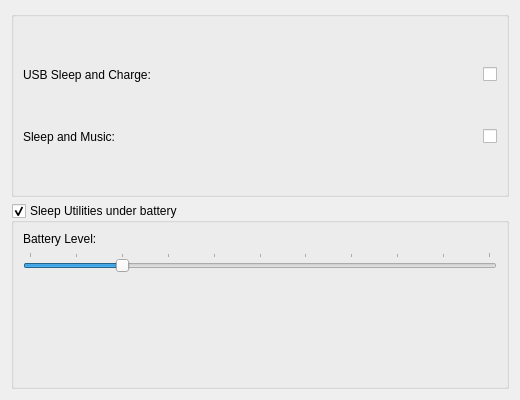
Above: kcm/sleeputils.ui from jfmcarreira/ktoshiba before the change. Below: the same form after it.
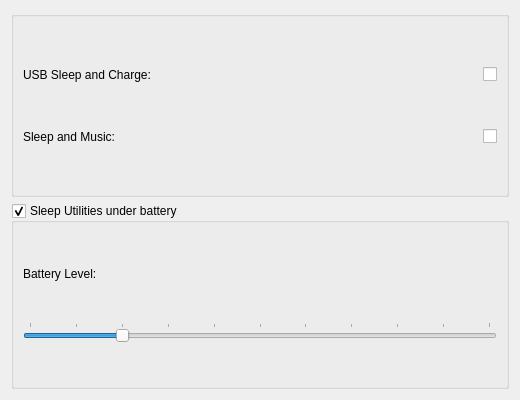
That is the form after the change.

The edit to the form file:
```diff
--- a/kcm/sleeputils.ui
+++ b/kcm/sleeputils.ui
@@ -116,7 +116,7 @@
      <property name="whatsThis">
       <string>Toggles the Sleep and Music feature.  The laptop speakers remain powered and the line-in jack is used to connect an external device to use the laptop speakers when the computer is asleep or turned off.</string>
      </property>
-     <layout class="QFormLayout" name="formLayout">
+     <layout class="QGridLayout" name="batteryGridLayout">
       <item row="0" column="0">
        <widget class="QLabel" name="battery_level_label">
         <property name="text">
@@ -124,7 +124,7 @@
         </property>
        </widget>
       </item>
-      <item row="0" column="1">
+      <item row="0" column="1" alignment="Qt::AlignRight">
        <widget class="QLabel" name="battery_level">
         <property name="sizePolicy">
          <sizepolicy hsizetype="Fixed" vsizetype="Fixed">
```
Left out of the diff: 8 changed lines with no effect on the pictures.
